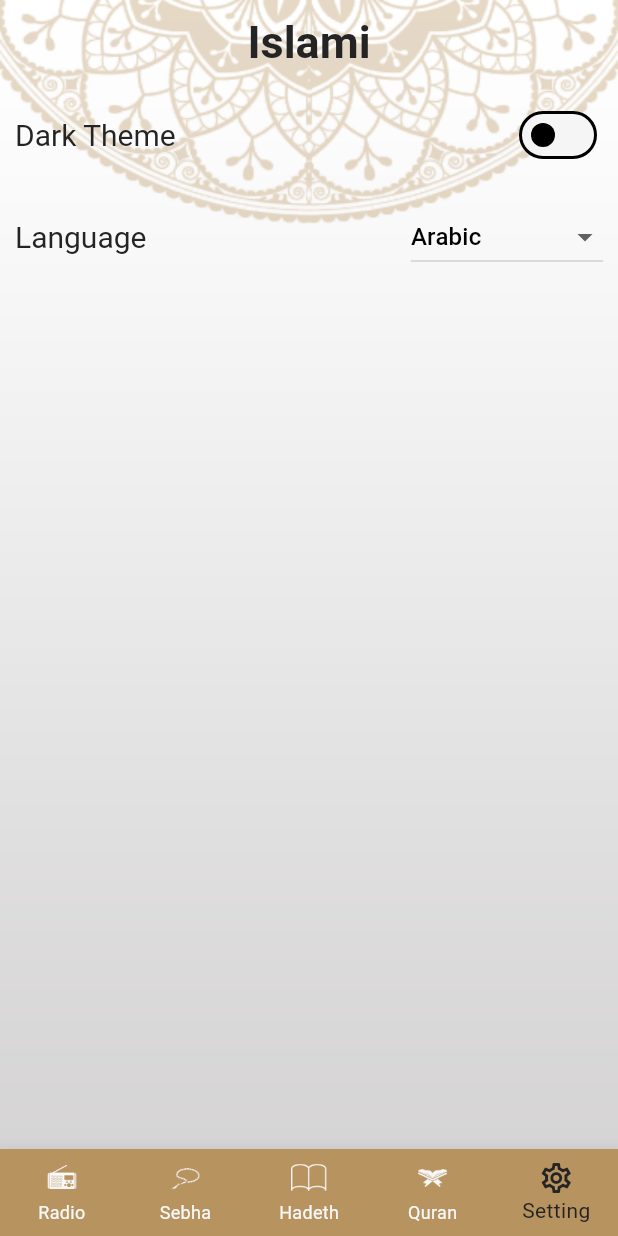
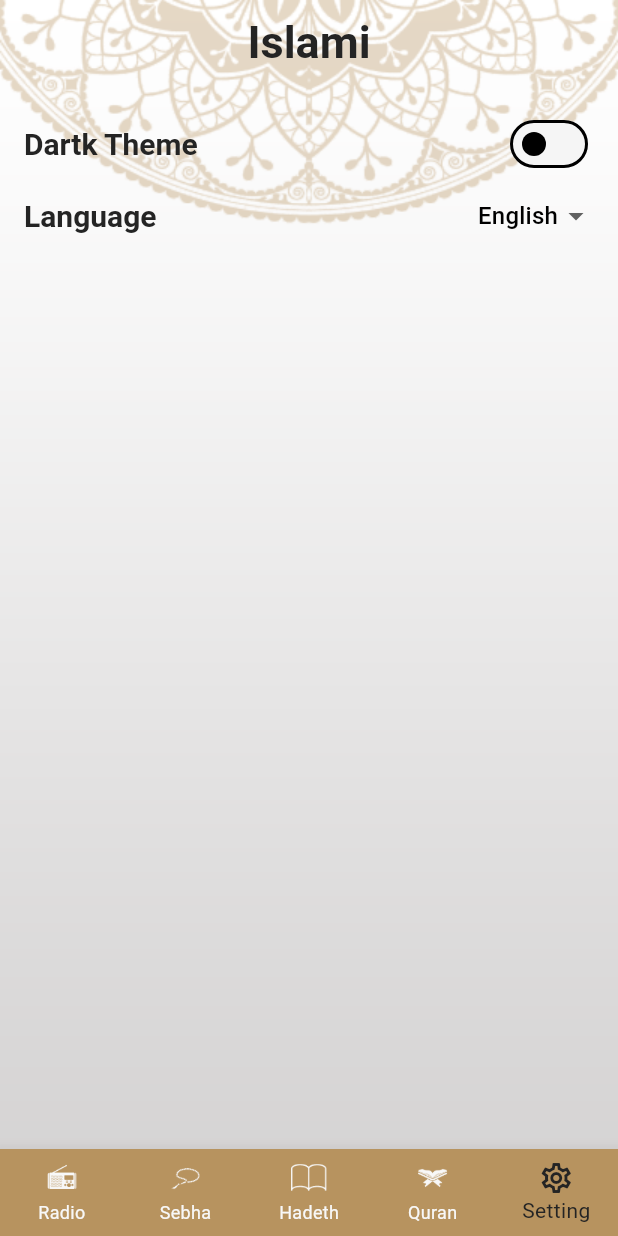
Before and after one commit to MINA000000/Islami, a Flutter app: the screen it shows after launch, item 5 of the bottom bar chosen, on a phone screen of 412 x 824 dp. Run offline on Flutter 3.47's test engine with Material 3 defaults, Android fonts, the phone set to English and light mode, and no system bars; generated files the repository leaves out were written again.

Commit message:
Fix setting tab issues

```diff
--- a/lib/main.dart
+++ b/lib/main.dart
@@ -31,7 +31,7 @@ class Islami extends StatelessWidget {
       themeMode: settingProvider.appTheme,
       localizationsDelegates: AppLocalizations.localizationsDelegates,
       supportedLocales: AppLocalizations.supportedLocales,
-      locale: Locale(settingProvider.currentLanguage),
+      locale: Locale(settingProvider.language),
     );
   }
 }
--- a/lib/tabs/setting/setting_provider.dart
+++ b/lib/tabs/setting/setting_provider.dart
@@ -1,21 +1,21 @@
+
+
 import 'package:flutter/material.dart';
 
 class SettingProvider with ChangeNotifier {
   ThemeMode appTheme = ThemeMode.light;
-  String currentLanguage = 'en';
-  String lightImage = "bg3.png", darkImage = "bg_dark.png";
+  String language = 'en';
   String backGroundImage = "bg3.png";
-  void changeTheme(ThemeMode newMode) {
-    appTheme = newMode;
-    if (newMode == ThemeMode.dark)
-      backGroundImage = darkImage;
-    else
-      backGroundImage = lightImage;
+  void changeTheme(ThemeMode wantedTheme)
+  {
+    if(wantedTheme==ThemeMode.light) backGroundImage = "bg3.png";
+    else backGroundImage = "bg_dark.png";
+    appTheme = wantedTheme;
     notifyListeners();
   }
-  // void changeLanguage(String language)
-  // {
-  //   currentLanguage = language;
-  //   notifyListeners();
-  // }
+  void changeLanguage(String selectedLanguage)
+  {
+    language = selectedLanguage;
+    notifyListeners();
+  }
 }
--- a/lib/tabs/setting/setting_tab.dart
+++ b/lib/tabs/setting/setting_tab.dart
@@ -13,70 +13,80 @@ class _SettingTabState extends State<SettingTab> {
   @override
   Widget build(BuildContext context) {
     SettingProvider settingProvider = Provider.of<SettingProvider>(context);
-    List<Language> languages = [Language(languageCode: 'ar', languageName: 'Arabic'),Language(languageCode: 'en', languageName: 'English')];
-    Language selectedLanguage = languages[0];
+
+    List<Language> languages = [
+      Language(languageCode: 'ar', languageName: 'Arabic'),
+      Language(languageCode: 'en', languageName: 'English')
+    ];
+
     return SafeArea(
-      child: Column(
-        children: [
-          Padding(
-            padding: EdgeInsets.all(10),
-            child: Row(
+      child: Padding(
+        padding: const EdgeInsets.all(16),
+        child: Column(
+          children: [
+            Row(
               mainAxisAlignment: MainAxisAlignment.spaceBetween,
               children: [
                 Text(
-                  'Dark Theme',
-                  style: Theme.of(context).textTheme.titleLarge,
+                  "Dartk Theme",
+                  style: Theme.of(context)
+                      .textTheme
+                      .titleLarge!
+                      .copyWith(fontWeight: FontWeight.bold),
                 ),
                 Switch(
                   value: settingProvider.appTheme == ThemeMode.dark,
                   onChanged: (value) {
-                    if (value == false) {
+                    if (value == true)
+                      settingProvider.changeTheme(ThemeMode.dark);
+                    else
                       settingProvider.changeTheme(ThemeMode.light);
-                    } else {
-                      settingProvider.changeTheme(ThemeMode.dark);
-                    }
-                    setState(
-                      () {},
-                    );
                   },
+                  activeColor: Colors.pink,
                 ),
               ],
             ),
-          ),
-          Padding(
-            padding: EdgeInsets.all(10),
-            child: Row(
+            Row(
               mainAxisAlignment: MainAxisAlignment.spaceBetween,
               children: [
                 Text(
-                  'Language',
-                  style: Theme.of(context).textTheme.titleLarge,
+                  "Language",
+                  style: Theme.of(context)
+                      .textTheme
+                      .titleLarge!
+                      .copyWith(fontWeight: FontWeight.bold),
                 ),
-                DropdownButton<Language>(
-
-                  hint: Text('Select an item'),
-                  value: selectedLanguage,
-                  onChanged: (Language? newValue) {
-                    selectedLanguage = languages.firstWhere((element) => element.languageCode==newValue);
-                    // settingProvider.changeLanguage(newValue!.languageCode);
-                  },
-                  items: languages.map<DropdownMenuItem<Language>>((Language value) {
-                    return DropdownMenuItem<Language>(
-                      value: value,
-                      child: Text(value.languageName),
-                    );
-                  }).toList(),
+                DropdownButtonHideUnderline(
+                  child: DropdownButton<Language>(
+                    value: languages.firstWhere((element) => element.languageCode==settingProvider.language),
+                    items: languages
+                        .map(
+                          (e) => DropdownMenuItem<Language>(
+                            value: e,
+                            child: Text(e.languageName),
+                          ),
+                        )
+                        .toList(),
+                    onChanged: (language) {
+                      if(language!=null)
+                      {
+                        settingProvider.changeLanguage(language.languageCode);
+                      }
+                    },
+                    borderRadius: BorderRadius.circular(20),
+                  ),
                 ),
               ],
             ),
-          ),
-        ],
+          ],
+        ),
       ),
     );
   }
 }
-class Language{
-  String languageCode ;
-  String languageName ;
-  Language({required this.languageCode,required this.languageName});
+
+class Language {
+  String languageCode;
+  String languageName;
+  Language({required this.languageCode, required this.languageName});
 }
```
